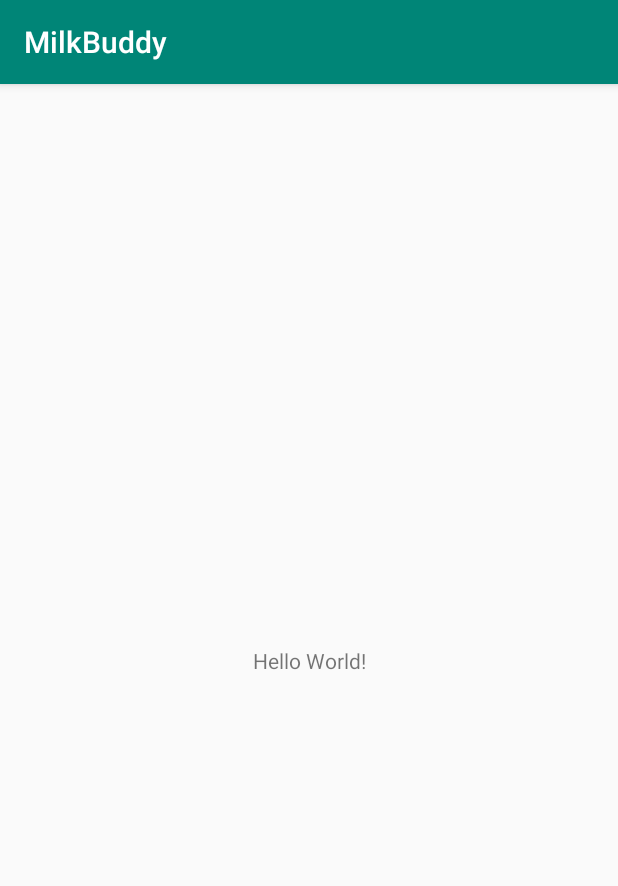
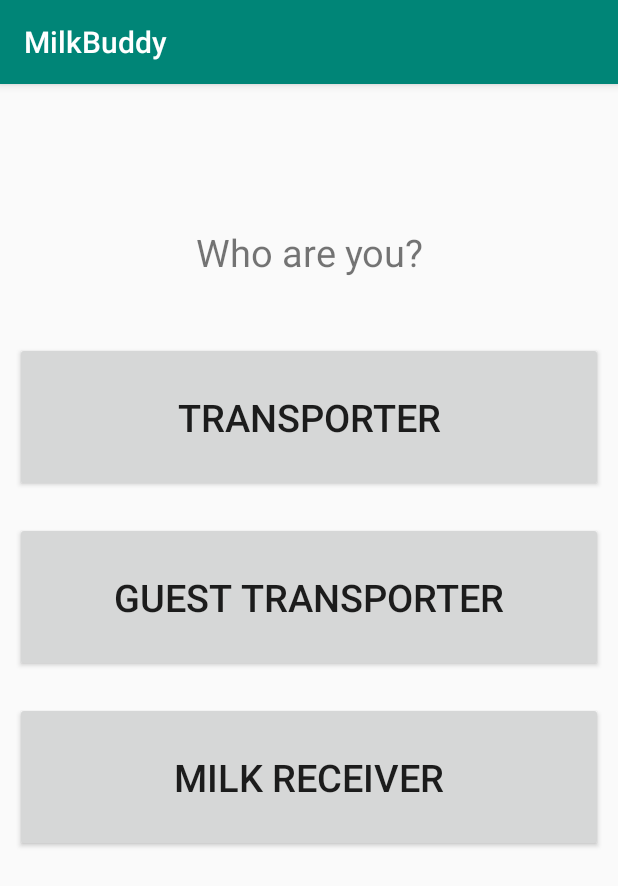
Before and after one commit to cocassel/milk-buddy, an Android app: the screen it shows after launch (MainActivity), on a phone screen of 412 x 824 dp. Shown: the top 886 px of the screen. Run offline under Robolectric (Android 15) with nearby library versions, the phone set to English and light mode, and no system bars.

Commit message:
Update activity_main.xml
Added buttons to our homepage

```diff
--- a/MilkBuddy/app/src/main/res/layout/activity_main.xml
+++ b/MilkBuddy/app/src/main/res/layout/activity_main.xml
@@ -1,19 +1,53 @@
 <?xml version="1.0" encoding="utf-8"?>
-<androidx.constraintlayout.widget.ConstraintLayout
-    xmlns:android="http://schemas.android.com/apk/res/android"
+<androidx.constraintlayout.widget.ConstraintLayout xmlns:android="http://schemas.android.com/apk/res/android"
+    xmlns:app="http://schemas.android.com/apk/res-auto"
     xmlns:tools="http://schemas.android.com/tools"
-    xmlns:app="http://schemas.android.com/apk/res-auto"
     android:layout_width="match_parent"
     android:layout_height="match_parent"
     tools:context=".MainActivity">
 
-    <TextView
-        android:layout_width="wrap_content"
+    <LinearLayout
+        android:id="@+id/linearLayout"
+        android:layout_width="0dp"
         android:layout_height="wrap_content"
-        android:text="Hello World!"
-        app:layout_constraintBottom_toBottomOf="parent"
-        app:layout_constraintLeft_toLeftOf="parent"
-        app:layout_constraintRight_toRightOf="parent"
-        app:layout_constraintTop_toTopOf="parent" />
+        android:layout_marginTop="62dp"
+        android:orientation="vertical"
+        app:layout_constraintEnd_toEndOf="parent"
+        app:layout_constraintStart_toStartOf="parent"
+        app:layout_constraintTop_toTopOf="parent">
+
+        <TextView
+            android:id="@+id/textView6"
+            android:layout_width="match_parent"
+            android:layout_height="100dp"
+            android:layout_margin="0dp"
+            android:gravity="center"
+            android:text="Who are you?"
+            android:textSize="25sp" />
+
+        <Button
+            android:id="@+id/button4"
+            android:layout_width="match_parent"
+            android:layout_height="100dp"
+            android:layout_margin="10dp"
+            android:text="Transporter"
+            android:textSize="25sp" />
+
+        <Button
+            android:id="@+id/button5"
+            android:layout_width="match_parent"
+            android:layout_height="100dp"
+            android:layout_margin="10dp"
+            android:text="Guest Transporter"
+            android:textSize="25sp" />
+
+        <Button
+            android:id="@+id/button7"
+            android:layout_width="match_parent"
+            android:layout_height="100dp"
+            android:layout_margin="10dp"
+            android:text="Milk Receiver"
+            android:textSize="25sp" />
+    </LinearLayout>
 
 </androidx.constraintlayout.widget.ConstraintLayout>
```
